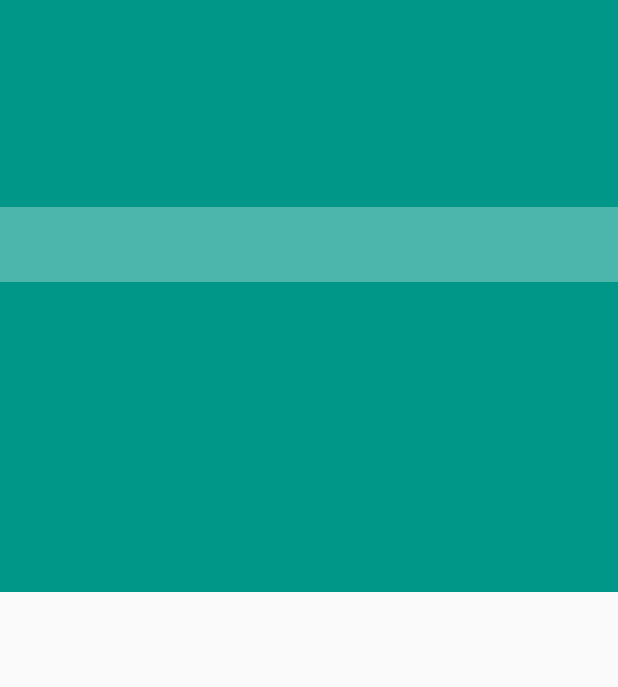
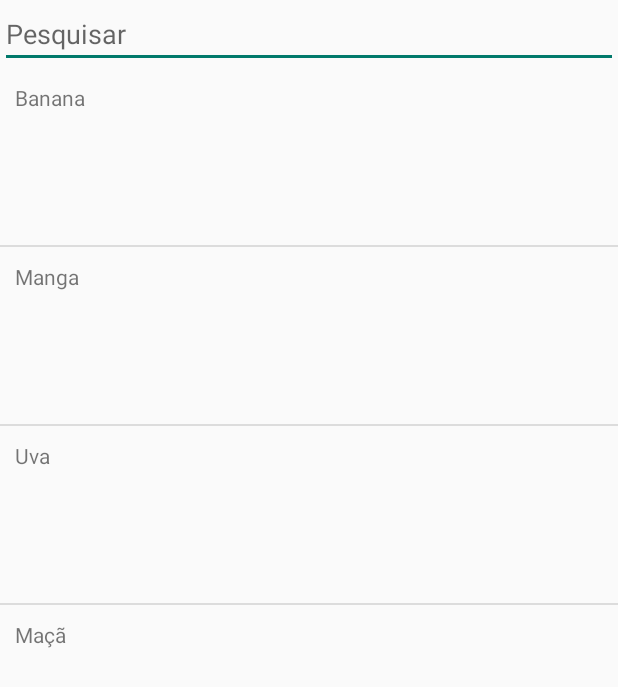
Before and after one commit to Onnion/OrganicTrade, an Android app: the SearchProductsActivity screen opened directly, with no data from a screen before it, on a phone screen of 412 x 824 dp. Shown: the top 687 px of the screen. Run offline under Robolectric (Android 15) with nearby library versions, the phone set to English and light mode, and no system bars.

Commit message:
Update-02/11/2016--11

```diff
--- a/app/src/main/java/mpoo/bsi/ufrpe/organictrade/OrganicTradeControler/GUI/SearchProductsActivity.java
+++ b/app/src/main/java/mpoo/bsi/ufrpe/organictrade/OrganicTradeControler/GUI/SearchProductsActivity.java
@@ -1,50 +1,98 @@
 package mpoo.bsi.ufrpe.organictrade.OrganicTradeControler.GUI;
 
-import android.database.sqlite.SQLiteDatabase;
 import android.support.v7.app.AppCompatActivity;
 import android.os.Bundle;
-import android.view.View;
-import android.widget.AdapterView;
-import android.widget.GridView;
-import android.widget.Toast;
+import android.text.Editable;
+import android.text.TextWatcher;
+import android.widget.ArrayAdapter;
+import android.widget.EditText;
+import android.widget.ListView;
 
-import java.util.List;
+import java.util.ArrayList;
+import java.util.Arrays;
 
-import mpoo.bsi.ufrpe.organictrade.Infra.Persistencia.DatabaseHelper;
-import mpoo.bsi.ufrpe.organictrade.Infra.Session;
-import mpoo.bsi.ufrpe.organictrade.OrganicTradeControler.Dominio.ItemListAdapter;
-import mpoo.bsi.ufrpe.organictrade.OrganicTradeControler.Dominio.TentItems;
-import mpoo.bsi.ufrpe.organictrade.OrganicTradeControler.Dominio.Tent;
-import mpoo.bsi.ufrpe.organictrade.OrganicTradeControler.Persistencia.TentPersistence;
 import mpoo.bsi.ufrpe.organictrade.R;
 
 public class SearchProductsActivity extends AppCompatActivity {
-    private SQLiteDatabase db;
-    private DatabaseHelper banco = Session.getDbAtual();
-    @Override
+//    private SQLiteDatabase db;
+//    private DatabaseHelper banco = Session.getDbAtual();
+//    @Override
+//    protected void onCreate(Bundle savedInstanceState) {
+//        super.onCreate(savedInstanceState);
+//        setContentView(R.layout.activity_search_products);
+//        Session.setContext(getBaseContext());
+//
+//        final GridView listaDeItens = (GridView) findViewById(R.id.searchProductsGridItens);
+//        listaDeItens.setOnItemLongClickListener(new AdapterView.OnItemLongClickListener() {
+//            @Override
+//            public boolean onItemLongClick(AdapterView<?> parent, View view, int position, long id) {
+//                TentItems item = (TentItems)listaDeItens.getAdapter().getItem(position);
+//                Toast.makeText(Session.getContext(),item.getProdutoId(), Toast.LENGTH_LONG).show();
+//                return false;
+//            }
+//        });
+//        //-------------------------------------------------------------------------------//
+//        TentPersistence tentPersistence = new TentPersistence();
+//        Tent tent = tentPersistence.retornarTendaDosUsuarios();
+//        List<TentItems> tendaFinal = tent.getTent();
+//        //---------------------------------------------------------------------------------//
+//        ItemListAdapter adapter = new ItemListAdapter(tendaFinal);
+//        listaDeItens.setAdapter(adapter);
+//        //-------------------------------------------------------------------------------------//
+//
+
+    String[] names;
+    ArrayList<String> listItems;
+    ArrayAdapter<String> adapter;
+    ListView listView;
+    EditText editText;
+
     protected void onCreate(Bundle savedInstanceState) {
+
         super.onCreate(savedInstanceState);
         setContentView(R.layout.activity_search_products);
-        Session.setContext(getBaseContext());
+        listView=(ListView)findViewById(R.id.listview);
+        editText=(EditText)findViewById(R.id.searchProductsEdtSearch);
+        initList();
+        editText.addTextChangedListener(new TextWatcher() {
 
-        final GridView listaDeItens = (GridView) findViewById(R.id.searchProductsGridItens);
-        listaDeItens.setOnItemLongClickListener(new AdapterView.OnItemLongClickListener() {
             @Override
-            public boolean onItemLongClick(AdapterView<?> parent, View view, int position, long id) {
-                TentItems item = (TentItems)listaDeItens.getAdapter().getItem(position);
-                Toast.makeText(Session.getContext(),item.getProdutoId(), Toast.LENGTH_LONG).show();
-                return false;
+            public void beforeTextChanged(CharSequence s, int start, int count, int after) {
+            }
+
+            @Override
+            public void onTextChanged(CharSequence s, int start, int before, int count) {
+                if(s.toString().equals("")){
+                    // reset listview
+                    initList();
+                }
+                else{
+                    // perform search
+                    searchItem(s.toString());
+                }
+            }
+
+            @Override
+            public void afterTextChanged(Editable s) {
             }
         });
-        //-------------------------------------------------------------------------------//
-        TentPersistence tentPersistence = new TentPersistence();
-        Tent tent = tentPersistence.retornarTendaDosUsuarios();
-        List<TentItems> tendaFinal = tent.getTent();
-        //---------------------------------------------------------------------------------//
-        ItemListAdapter adapter = new ItemListAdapter(tendaFinal);
-        listaDeItens.setAdapter(adapter);
-        //-------------------------------------------------------------------------------------//
+    }
 
+    public void searchItem(String textToSearch){
+        for(String name: names){
+            if(!name.contains(textToSearch)){
+                listItems.remove(name);
+            }
+        }
+        adapter.notifyDataSetChanged();
+    }
+
+    public void initList(){
+        names =new String[]{"Banana","Manga","Uva","Maçã"};
+        listItems=new ArrayList<>(Arrays.asList(names));
+        adapter=new ArrayAdapter<String>(this,
+                R.layout.list_item, R.id.listItemTextName, listItems);
+        listView.setAdapter(adapter);
 
     }
 }
--- a/app/src/main/res/layout/activity_search_products.xml
+++ b/app/src/main/res/layout/activity_search_products.xml
@@ -1,43 +1,35 @@
 <?xml version="1.0" encoding="utf-8"?>
-<RelativeLayout xmlns:android="http://schemas.android.com/apk/res/android"
+<LinearLayout
+    xmlns:android="http://schemas.android.com/apk/res/android"
     xmlns:tools="http://schemas.android.com/tools"
     android:id="@+id/activity_pesquisar_produtos"
     android:layout_width="match_parent"
     android:layout_height="match_parent"
+    android:orientation="vertical"
     tools:context="mpoo.bsi.ufrpe.organictrade.OrganicTradeControler.GUI.SearchProductsActivity">
 
-    <GridView
-        android:id="@+id/searchProductsGridItens"
-        android:numColumns="auto_fit"
+    <EditText
+        android:id="@+id/searchProductsEdtSearch"
         android:layout_width="match_parent"
-        android:layout_height="match_parent"
-        android:layout_weight="1"
-        android:layout_alignParentTop="true"
-        android:layout_alignParentLeft="true"
-        android:layout_alignParentStart="true"
-        android:layout_marginTop="196dp" />
+        android:layout_height="wrap_content"
+        android:layout_weight="0"
+        android:hint="@string/hntSearch"
+        />
 
-    <LinearLayout
-        android:background="@color/verdeParaTudo"
-        android:orientation="vertical"
-        android:layout_width="match_parent"
-        android:layout_height="match_parent"
-        android:layout_alignParentBottom="true"
-        android:layout_alignParentLeft="true"
-        android:layout_alignParentStart="true"
-        android:layout_marginBottom="429dp">
+    <ListView
+        android:id="@+id/listview"
+        android:layout_width="fill_parent"
+        android:layout_height="wrap_content"
+        >
 
-    </LinearLayout>
+    </ListView>
 
-    <LinearLayout
-        android:background="@color/accent300"
-        android:orientation="vertical"
-        android:layout_width="match_parent"
-        android:layout_height="50dp"
-        android:layout_marginTop="138dp"
-        android:layout_alignParentTop="true"
-        android:layout_centerHorizontal="true">
+    <!--<GridView-->
+        <!--android:id="@+id/searchProductsGridItens"-->
+        <!--android:numColumns="auto_fit"-->
+        <!--android:layout_width="match_parent"-->
+        <!--android:layout_height="0dp"-->
+        <!--android:layout_weight="1"-->
+        <!--/>-->
 
-    </LinearLayout>
-
-</RelativeLayout>
+</LinearLayout>
--- a/app/src/main/res/layout/item_gridview_adapter.xml
+++ b/app/src/main/res/layout/item_gridview_adapter.xml
@@ -1,6 +1,8 @@
 <?xml version="1.0" encoding="utf-8"?>
-<LinearLayout xmlns:android="http://schemas.android.com/apk/res/android"
-    android:orientation="vertical" android:layout_width="match_parent"
+<LinearLayout
+    xmlns:android="http://schemas.android.com/apk/res/android"
+    android:orientation="vertical"
+    android:layout_width="match_parent"
     android:layout_height="match_parent">
 
 </LinearLayout>
--- /dev/null
+++ b/app/src/main/res/layout/list_item.xml
@@ -0,0 +1,26 @@
+<?xml version="1.0" encoding="utf-8"?>
+
+
+<LinearLayout xmlns:android="http://schemas.android.com/apk/res/android"
+    android:orientation="vertical" android:layout_width="match_parent"
+    android:layout_height="match_parent">
+
+    <TextView
+        android:id="@+id/listItemTextName"
+        android:layout_width="match_parent"
+        android:layout_height="wrap_content"
+        android:padding="10dp"
+        />
+    <TextView
+        android:id="@+id/listItemTextAmount"
+        android:layout_width="match_parent"
+        android:layout_height="wrap_content"
+        android:padding="10dp"
+        />
+    <TextView
+        android:id="@+id/listItemTextPrice"
+        android:layout_width="match_parent"
+        android:layout_height="wrap_content"
+        android:padding="10dp"/>
+
+</LinearLayout>
--- a/app/src/main/res/values/strings.xml
+++ b/app/src/main/res/values/strings.xml
@@ -13,6 +13,7 @@
     <string name="hntPassword">Senha</string>
     <string name="hntPasswordConfirmation">Confirme a senha</string>
     <string name="hntPhone">Celular</string>
+    <string name="hntSearch">Pesquisar</string>
 
     <string name="tstInvalidEmail">Email inválido</string>
     <string name="tstInvalidPassword">Senha inválida</string>
```
